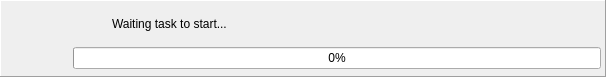
pgmodeler/pgmodeler, file libpgmodeler_ui/ui/taskprogresswidget.ui: the form before one commit.
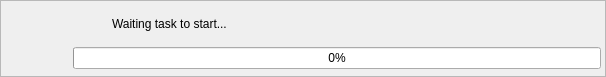
The form after the commit. Icons and pictures are not drawn.

Diff of the .ui file:
```diff
--- a/libpgmodeler_ui/ui/taskprogresswidget.ui
+++ b/libpgmodeler_ui/ui/taskprogresswidget.ui
@@ -54,7 +54,7 @@
    <item row="0" column="0">
     <widget class="QFrame" name="frame">
      <property name="frameShape">
-      <enum>QFrame::Panel</enum>
+      <enum>QFrame::StyledPanel</enum>
      </property>
      <property name="frameShadow">
       <enum>QFrame::Raised</enum>
```
